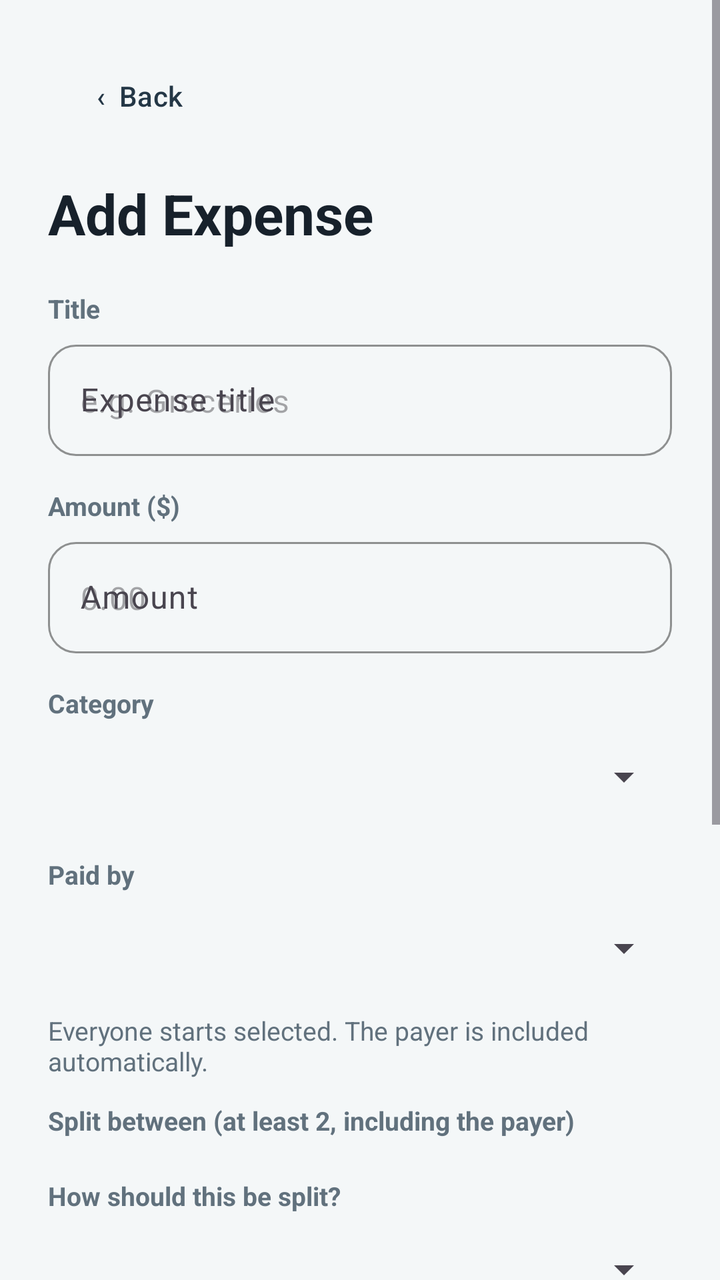
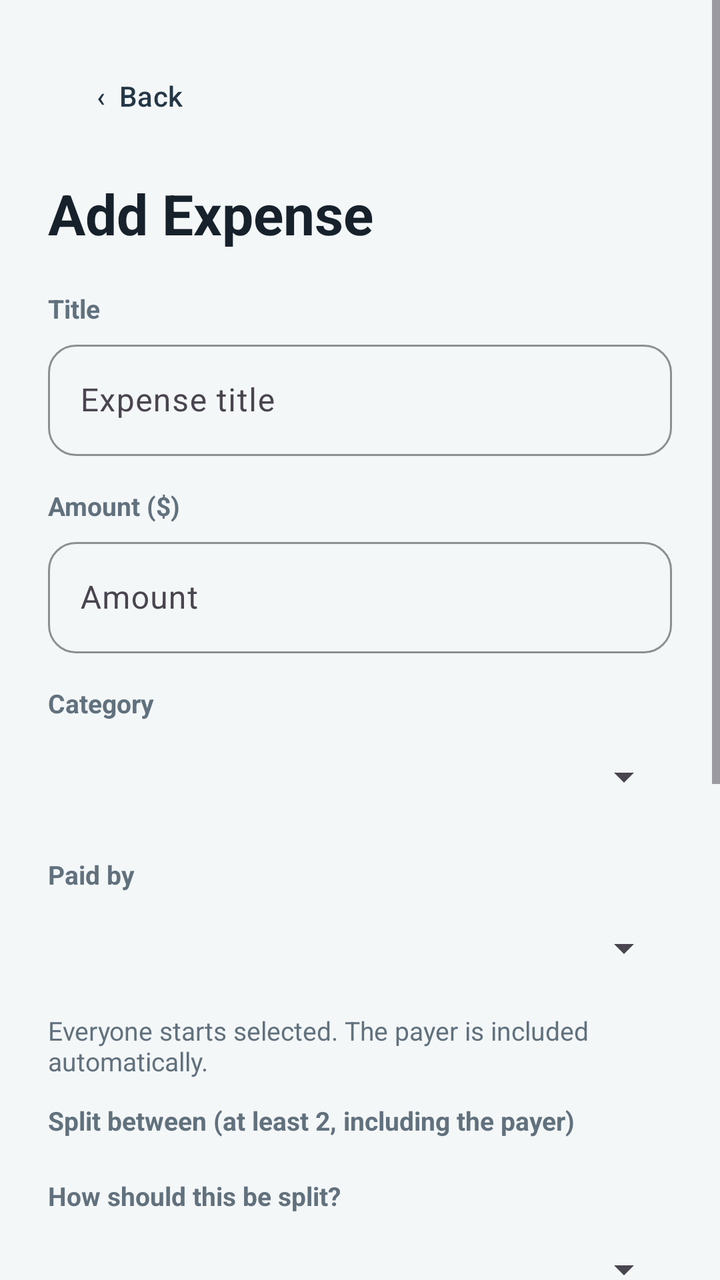

Compare the two renders of this Android layout. The source of the first and the diff that turns it into the second are given below.
<!-- AndroidManifest.xml: application theme Theme.MyApplication -->
<!-- res/layout/activity_add_expense.xml -->
<?xml version="1.0" encoding="utf-8"?>
<ScrollView xmlns:android="http://schemas.android.com/apk/res/android"
    xmlns:app="http://schemas.android.com/apk/res-auto"
    android:layout_width="match_parent"
    android:layout_height="match_parent"
    android:fillViewport="true"
    android:background="@color/surface_app">

    <LinearLayout
        android:layout_width="match_parent"
        android:layout_height="wrap_content"
        android:orientation="vertical"
        android:padding="24dp">

        <com.google.android.material.button.MaterialButton
            android:id="@+id/btnBack"
            android:layout_width="wrap_content"
            android:layout_height="48dp"
            android:text="‹  Back"
            android:textAllCaps="false"
            android:textColor="@color/brand_ink"
            app:backgroundTint="@android:color/transparent"
            app:cornerRadius="14dp"
            android:layout_marginBottom="16dp" />

        <TextView
            android:id="@+id/tvFormHeading"
            android:layout_width="wrap_content"
            android:layout_height="wrap_content"
            android:text="Add Expense"
            android:textSize="28sp"
            android:textStyle="bold"
            android:textColor="@color/ink"
            android:layout_marginBottom="20dp" />

        <TextView
            style="@style/ExpenseFieldLabel"
            android:text="Title" />

        <com.google.android.material.textfield.TextInputLayout
            android:layout_width="match_parent"
            android:layout_height="wrap_content"
            android:hint="Expense title"
            app:boxBackgroundMode="outline"
            app:boxCornerRadiusTopStart="14dp"
            app:boxCornerRadiusTopEnd="14dp"
            app:boxCornerRadiusBottomStart="14dp"
            app:boxCornerRadiusBottomEnd="14dp"
            app:boxStrokeColor="@color/brand_teal"
            android:layout_marginBottom="16dp">
            <com.google.android.material.textfield.TextInputEditText
                android:id="@+id/etExpenseTitle"
                android:layout_width="match_parent"
                android:layout_height="wrap_content"
                android:hint="e.g. Groceries"
                android:inputType="textCapSentences"
                android:maxLength="100"
                android:singleLine="true" />
        </com.google.android.material.textfield.TextInputLayout>

        <TextView
            style="@style/ExpenseFieldLabel"
            android:text="Amount ($)" />

        <com.google.android.material.textfield.TextInputLayout
            android:layout_width="match_parent"
            android:layout_height="wrap_content"
            android:hint="Amount"
            app:prefixText="$"
            app:boxBackgroundMode="outline"
            app:boxCornerRadiusTopStart="14dp"
            app:boxCornerRadiusTopEnd="14dp"
            app:boxCornerRadiusBottomStart="14dp"
            app:boxCornerRadiusBottomEnd="14dp"
            app:boxStrokeColor="@color/brand_teal"
            android:layout_marginBottom="16dp">
            <com.google.android.material.textfield.TextInputEditText
                android:id="@+id/etExpenseAmount"
                android:layout_width="match_parent"
                android:layout_height="wrap_content"
                android:hint="0.00"
                android:inputType="numberDecimal"
                android:singleLine="true" />
        </com.google.android.material.textfield.TextInputLayout>

        <TextView
            style="@style/ExpenseFieldLabel"
            android:text="Category" />

        <Spinner
            android:id="@+id/spCategory"
            android:layout_width="match_parent"
            android:layout_height="wrap_content"
            android:minHeight="48dp"
            android:layout_marginBottom="16dp" />

        <TextView
            style="@style/ExpenseFieldLabel"
            android:text="Paid by" />

        <Spinner
            android:id="@+id/spPayer"
            android:layout_width="match_parent"
            android:layout_height="wrap_content"
            android:minHeight="48dp"
            android:layout_marginBottom="16dp" />

        <TextView
            android:layout_width="match_parent"
            android:layout_height="wrap_content"
            android:text="Everyone starts selected. The payer is included automatically."
            android:textColor="@color/text_secondary"
            android:textSize="13sp"
            android:layout_marginTop="-8dp"
            android:layout_marginBottom="12dp" />

        <TextView
            style="@style/ExpenseFieldLabel"
            android:text="Split between (at least 2, including the payer)" />

        <LinearLayout
            android:id="@+id/layoutParticipants"
            android:layout_width="match_parent"
            android:layout_height="wrap_content"
            android:orientation="vertical"
            android:layout_marginBottom="16dp" />

        <TextView
            style="@style/ExpenseFieldLabel"
            android:text="How should this be split?" />

        <Spinner
            android:id="@+id/spSplitMethod"
            android:layout_width="match_parent"
            android:layout_height="wrap_content"
            android:minHeight="48dp"
            android:layout_marginBottom="4dp" />

        <TextView
            android:id="@+id/tvSplitHelp"
            android:layout_width="match_parent"
            android:layout_height="wrap_content"
            android:textColor="@color/text_secondary"
            android:textSize="13sp"
            android:layout_marginBottom="8dp" />

        <LinearLayout
            android:id="@+id/layoutSplitValues"
            android:layout_width="match_parent"
            android:layout_height="wrap_content"
            android:orientation="vertical"
            android:layout_marginBottom="8dp" />

        <com.google.android.material.button.MaterialButton
            android:id="@+id/btnPreviewSplit"
            android:layout_width="match_parent"
            android:layout_height="48dp"
            android:text="Preview split"
            android:textAllCaps="false"
            android:textColor="@color/brand_teal"
            app:backgroundTint="@android:color/transparent"
            app:cornerRadius="14dp"
            app:strokeColor="@color/brand_teal"
            app:strokeWidth="1dp"
            android:enabled="false"
            android:layout_marginBottom="8dp" />

        <TextView
            android:id="@+id/tvSplitPreview"
            android:layout_width="match_parent"
            android:layout_height="wrap_content"
            android:padding="14dp"
            android:background="@drawable/bg_summary_card"
            android:textColor="@color/ink"
            android:textSize="14sp"
            android:visibility="gone"
            android:layout_marginBottom="16dp" />

        <TextView
            style="@style/ExpenseFieldLabel"
            android:text="Note (optional)" />

        <com.google.android.material.textfield.TextInputLayout
            android:layout_width="match_parent"
            android:layout_height="wrap_content"
            android:hint="Note (optional)"
            app:boxBackgroundMode="outline"
            app:boxCornerRadiusTopStart="14dp"
            app:boxCornerRadiusTopEnd="14dp"
            app:boxCornerRadiusBottomStart="14dp"
            app:boxCornerRadiusBottomEnd="14dp"
            app:boxStrokeColor="@color/brand_teal"
            android:layout_marginBottom="24dp">
            <com.google.android.material.textfield.TextInputEditText
                android:id="@+id/etExpenseNote"
                android:layout_width="match_parent"
                android:layout_height="wrap_content"
                android:hint="Add details"
                android:inputType="textMultiLine|textCapSentences"
                android:maxLength="500"
                android:minLines="2"
                android:gravity="top" />
        </com.google.android.material.textfield.TextInputLayout>

        <com.google.android.material.button.MaterialButton
            android:id="@+id/btnSaveExpense"
            android:layout_width="match_parent"
            android:layout_height="56dp"
            android:text="Save Expense"
            android:textAllCaps="false"
            android:textSize="16sp"
            android:textStyle="bold"
            android:textColor="@color/white"
            app:backgroundTint="@color/brand_teal"
            app:cornerRadius="16dp"
            android:enabled="false" />

        <TextView
            android:id="@+id/tvExpenseError"
            android:layout_width="match_parent"
            android:layout_height="wrap_content"
            android:textColor="@color/error"
            android:textSize="14sp"
            android:gravity="center"
            android:layout_marginTop="16dp" />

    </LinearLayout>
</ScrollView>
<!-- resources referenced by this layout -->
<resources>
  <color name="brand_ink">#243746</color>
  <color name="brand_teal">#0F8B8D</color>
  <color name="error">#B42318</color>
  <color name="ink">#17212B</color>
  <color name="surface_app">#F4F7F8</color>
  <color name="text_secondary">#61717D</color>
  <color name="white">#FFFFFFFF</color>
  <!-- drawable bg_summary_card (drawable) -->
  <?xml version="1.0" encoding="utf-8"?>
  <shape xmlns:android="http://schemas.android.com/apk/res/android" android:shape="rectangle">
      <solid android:color="#E6F3F1" />
      <corners android:radius="16dp" />
  </shape>
  <style name="ExpenseFieldLabel">
          <item name="android:layout_width">wrap_content</item>
          <item name="android:layout_height">wrap_content</item>
          <item name="android:textSize">13sp</item>
          <item name="android:textStyle">bold</item>
          <item name="android:textColor">@color/text_secondary</item>
          <item name="android:layout_marginBottom">4dp</item>
      </style>
  <style name="Theme.MyApplication" parent="Base.Theme.MyApplication" />
  <style name="Base.Theme.MyApplication" parent="Theme.Material3.DayNight.NoActionBar">
          <item name="colorPrimary">@color/brand_teal</item>
          <item name="colorOnPrimary">@color/white</item>
          <item name="colorSecondary">@color/brand_ink</item>
          <item name="colorOnSecondary">@color/white</item>
      </style>
</resources>

<!-- the commit's change to res/layout/activity_add_expense.xml (unified diff, before → after) -->
@@ -52,7 +52,6 @@
                 android:id="@+id/etExpenseTitle"
                 android:layout_width="match_parent"
                 android:layout_height="wrap_content"
-                android:hint="e.g. Groceries"
                 android:inputType="textCapSentences"
                 android:maxLength="100"
                 android:singleLine="true" />
@@ -78,7 +77,6 @@
                 android:id="@+id/etExpenseAmount"
                 android:layout_width="match_parent"
                 android:layout_height="wrap_content"
-                android:hint="0.00"
                 android:inputType="numberDecimal"
                 android:singleLine="true" />
         </com.google.android.material.textfield.TextInputLayout>
@@ -92,6 +90,17 @@
             android:layout_width="match_parent"
             android:layout_height="wrap_content"
             android:minHeight="48dp"
+            android:layout_marginBottom="16dp" />
+
+        <EditText
+            android:id="@+id/etCustomCategory"
+            android:layout_width="match_parent"
+            android:layout_height="wrap_content"
+            android:hint="Custom category name"
+            android:singleLine="true"
+            android:maxLength="50"
+            android:visibility="gone"
+            android:layout_marginTop="-12dp"
             android:layout_marginBottom="16dp" />
 
         <TextView
@@ -195,12 +204,24 @@
                 android:id="@+id/etExpenseNote"
                 android:layout_width="match_parent"
                 android:layout_height="wrap_content"
-                android:hint="Add details"
                 android:inputType="textMultiLine|textCapSentences"
                 android:maxLength="500"
                 android:minLines="2"
                 android:gravity="top" />
         </com.google.android.material.textfield.TextInputLayout>
+
+        <com.google.android.material.button.MaterialButton
+            android:id="@+id/btnAttachReceipt"
+            style="@style/Widget.Material3.Button.OutlinedButton"
+            android:layout_width="match_parent"
+            android:layout_height="50dp"
+            android:text="Attach receipt photo (optional)"
+            android:textAllCaps="false"
+            android:textColor="@color/brand_ink"
+            app:strokeColor="@color/card_outline"
+            app:cornerRadius="14dp"
+            android:layout_marginTop="-16dp"
+            android:layout_marginBottom="18dp" />
 
         <com.google.android.material.button.MaterialButton
             android:id="@+id/btnSaveExpense"
<!-- resource entries referenced after the edit -->
@@ -2,6 +2,7 @@
 <resources>
   <color name="brand_ink">#243746</color>
   <color name="brand_teal">#0F8B8D</color>
+  <color name="card_outline">#E0E7EA</color>
   <color name="error">#B42318</color>
   <color name="ink">#17212B</color>
   <color name="surface_app">#F4F7F8</color>
